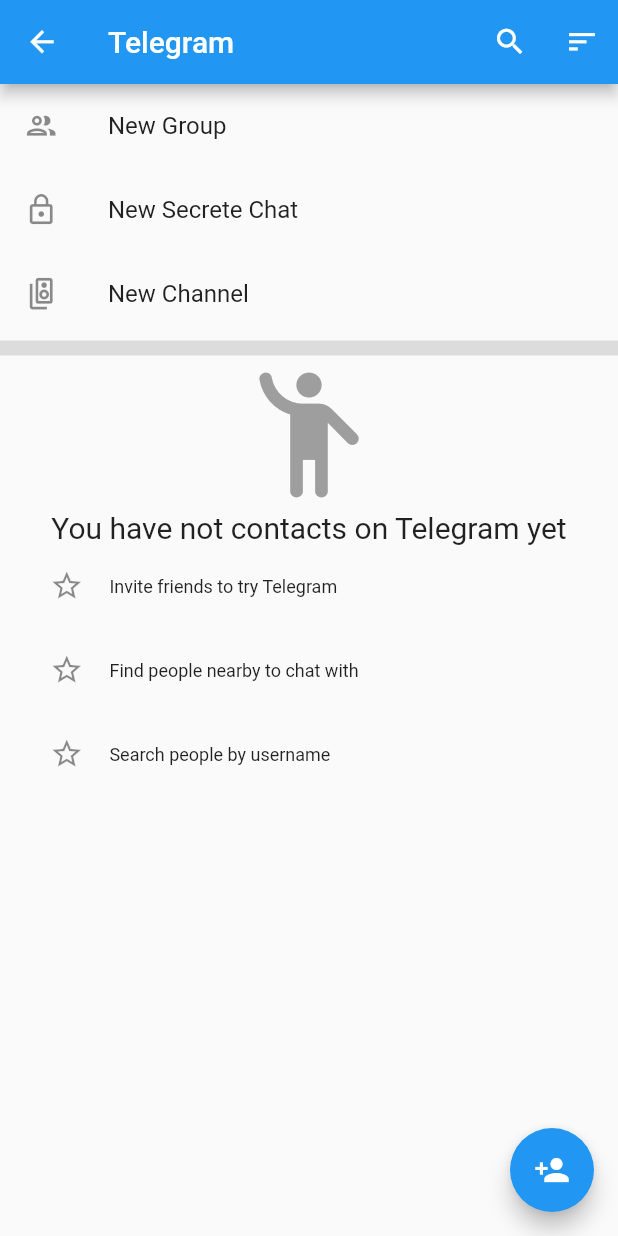
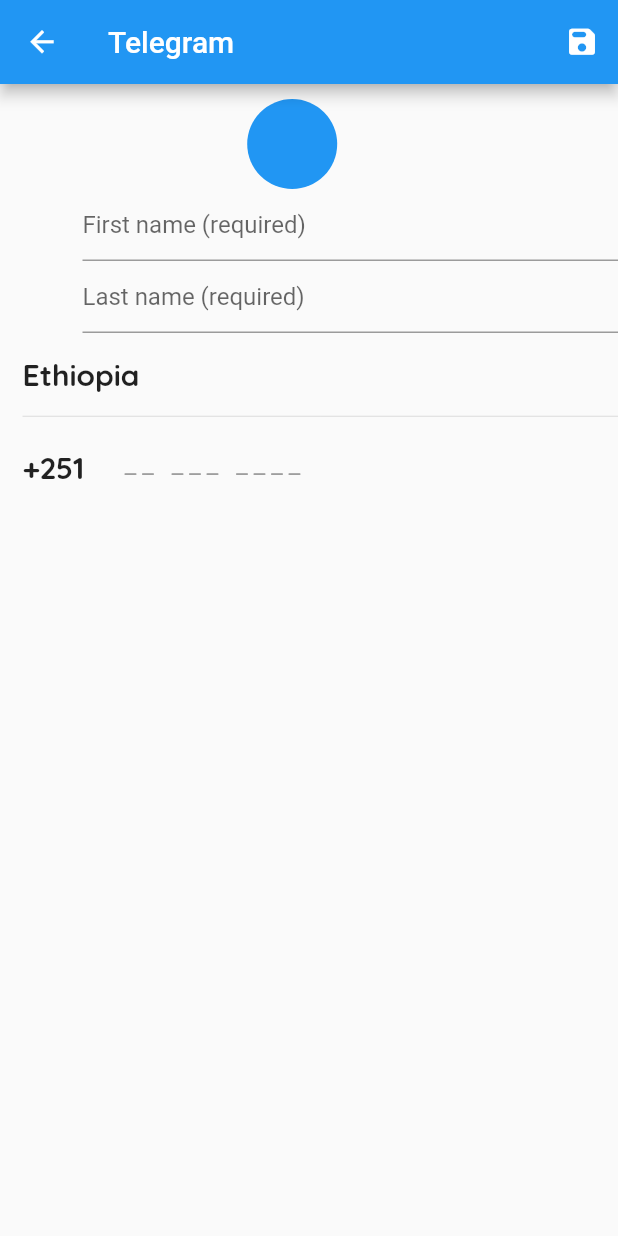
Before and after one commit to Yoseph-Gebeyehu/TelegramClone, a Flutter app: the EditingScreen screen opened by its route, after a tap on the "person add" icon, on a phone screen of 412 x 824 dp. Run offline on Flutter 3.47's test engine with Material 2 defaults, Android fonts, the light colour scheme and no system bars.

Commit message:
The add friend screen is added

```diff
--- /dev/null
+++ b/telegram_app_clone/lib/Screen/add_a_friend.dart
@@ -0,0 +1,115 @@
+import 'package:flutter/material.dart';
+
+class AddFriendScreen extends StatelessWidget {
+  const AddFriendScreen({Key? key}) : super(key: key);
+  static const routeName = '/add-friends';
+  @override
+  Widget build(BuildContext context) {
+    return Scaffold(
+      appBar: AppBar(
+        title: const Text('Telegram'),
+        actions: [
+          IconButton(
+            onPressed: () {},
+            icon: const Icon(Icons.save_rounded),
+          ),
+        ],
+      ),
+      body: Column(
+        crossAxisAlignment: CrossAxisAlignment.start,
+        children: [
+          Padding(
+            padding: EdgeInsets.only(
+                top: 10, left: MediaQuery.of(context).size.width * 0.4),
+            child: const CircleAvatar(
+              radius: 30,
+              backgroundColor: Colors.blue,
+            ),
+          ),
+          const Padding(
+            padding: EdgeInsets.only(left: 55),
+            child: TextField(
+              decoration: InputDecoration(
+                hintText: 'First name (required)',
+                labelStyle: TextStyle(
+                  overflow: TextOverflow.visible,
+                  fontFamily: 'QuickSand',
+                ),
+              ),
+            ),
+          ),
+          const Padding(
+            padding: EdgeInsets.only(left: 55),
+            child: TextField(
+              decoration: InputDecoration(
+
+                hintText: 'Last name (required)',
+                labelStyle: TextStyle(
+                  overflow: TextOverflow.visible,
+                  fontFamily: 'QuickSand',
+                ),
+              ),
+            ),
+          ),
+          const Padding(
+            padding: EdgeInsets.all(15),
+            child: Text(
+              'Ethiopia',
+              style: TextStyle(
+                fontSize: 20,
+                fontFamily: 'QuickSand',
+                fontWeight: FontWeight.bold,
+              ),
+            ),
+          ),
+          const Divider(
+            height: 1,
+            indent: 15,
+          ),
+          Column(
+            crossAxisAlignment: CrossAxisAlignment.start,
+            children: [
+              Row(
+                children: const [
+                  Padding(
+                    padding: EdgeInsets.only(left: 15, top: 15),
+                    child: Text(
+                      '+251',
+                      style: TextStyle(
+                        fontSize: 20,
+                        fontFamily: 'QuickSand',
+                        fontWeight: FontWeight.bold,
+                      ),
+                    ),
+                  ),
+                  Padding(
+                    padding: EdgeInsets.only(left: 25, top: 15),
+                    child: Text(
+                      '-- --- ----',
+                      style: TextStyle(
+                          fontSize: 30,
+                          fontFamily: 'QuickSand',
+                          fontWeight: FontWeight.w300,
+                          color: Colors.grey),
+                    ),
+                  ),
+                ],
+              ),
+              // Row(
+              //   children: const [
+              //     Padding(
+              //       padding: EdgeInsets.only(left: 15),
+              //       child: Divider(
+              //         endIndent: 215,
+              //       ),
+              //     ),
+              //     Divider(),
+              //   ],
+              // ),
+            ],
+          )
+        ],
+      ),
+    );
+  }
+}
--- a/telegram_app_clone/lib/Screen/editng_screen.dart
+++ b/telegram_app_clone/lib/Screen/editng_screen.dart
@@ -1,4 +1,5 @@
 import 'package:flutter/material.dart';
+import 'package:telegram_app_clone/Screen/add_a_friend.dart';
 
 class EditingScreen extends StatelessWidget {
   const EditingScreen({Key? key}) : super(key: key);
@@ -90,7 +91,9 @@
         ),
       ),
       floatingActionButton: FloatingActionButton(
-        onPressed: () {},
+        onPressed: () {
+          Navigator.of(context).pushNamed(AddFriendScreen.routeName);
+        },
         child: const Icon(Icons.person_add),
       ),
     );
--- a/telegram_app_clone/lib/Widgets/searching.dart
+++ b/telegram_app_clone/lib/Widgets/searching.dart
@@ -27,7 +27,7 @@
       onPressed: () {
         close(context, '');
       },
-      icon: Icon(Icons.arrow_back),
+      icon:const Icon(Icons.arrow_back),
     );
   }
 
@@ -49,12 +49,12 @@
               text: queryText,
               style: TextStyle(
                 fontSize: 17,
-                color: Theme.of(context).accentColor,
+                color: Theme.of(context).colorScheme.secondary,
               ),
               children: [
                 TextSpan(
                   text: remainingText,
-                  style: TextStyle(
+                  style: const TextStyle(
                     fontSize: 17,
                     color: Colors.grey,
                   ),
@@ -94,7 +94,7 @@
               text: queryText,
               style: TextStyle(
                 fontSize: 17,
-                color: Theme.of(context).accentColor,
+                color: Theme.of(context).colorScheme.secondary,
               ),
               children: [
                 TextSpan(
--- a/telegram_app_clone/lib/main.dart
+++ b/telegram_app_clone/lib/main.dart
@@ -1,7 +1,7 @@
 import 'package:flutter/material.dart';
-// ignore: depend_on_referenced_packages
 import 'package:provider/provider.dart';
 import 'package:telegram_app_clone/Model/telegram.dart';
+import 'package:telegram_app_clone/Screen/add_a_friend.dart';
 
 import 'Model/telegramProvider.dart';
 import 'Screen/editng_screen.dart';
@@ -43,7 +43,8 @@
         home: const TelegramMain(),
         routes: {
           TelegramBody.routeName: (context) => TelegramBody(),
-          EditingScreen.routeName: (context) => const EditingScreen()
+          EditingScreen.routeName: (context) => const EditingScreen(),
+          AddFriendScreen.routeName: (context) => const AddFriendScreen(),
         },
       ),
     );
```
Also changed, not shown: telegram_app_clone/flutter_01.png (added).
